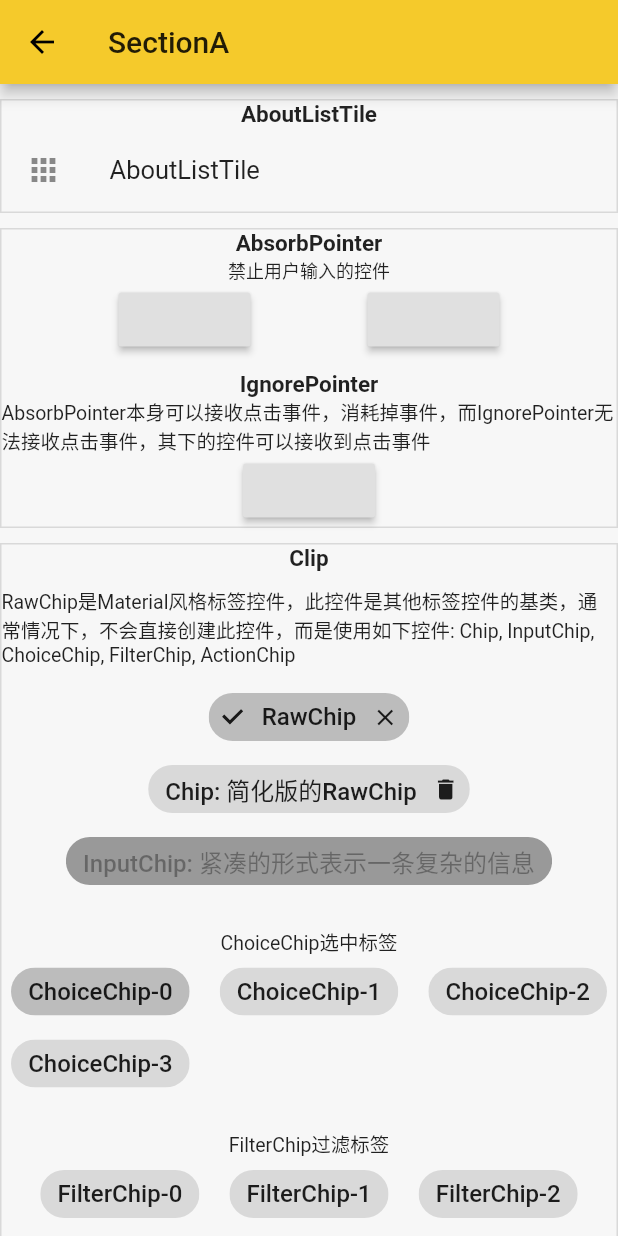
After one commit to CoderTitan/mahuaPet, a Flutter app: the ContainerWidget screen opened by its route, on a phone screen of 412 x 824 dp. The commit adds this screen. Run offline on Flutter 3.47's test engine with Material 2 defaults, Android fonts, the phone set to English and light mode, and no system bars; drawn by our look-alikes of flutter_easyloading, pull_to_refresh; our stand-ins replace cached_network_image, carousel_slider, device_info, dio, flutter_redux, image_gallery_saver and 8 more; accounts and stored records are empty.

Commit message:
Update widget

```diff
--- a/mahua_pet/lib/flutter_widget/widget/list_items.dart
+++ b/mahua_pet/lib/flutter_widget/widget/list_items.dart
@@ -2,10 +2,12 @@ import 'package:flutter/material.dart';
 import 'section_a/a_animated.dart';
 import 'section_a/a_section.dart';
 import 'section_a/d_dialog.dart';
+import 'section_item/contain.dart';
 
 
 Map<String, WidgetBuilder> routeLists = {
   'SectionA': (context) => SectionA(),
   'Animated': (context) => AnimatWidget(),
   'Dialog': (context) => DialogShow(),
+  '容器类Widget': (context) => ContainerWidget(),
 };
--- /dev/null
+++ b/mahua_pet/lib/flutter_widget/widget/section_item/contain.dart
@@ -0,0 +1,160 @@
+import 'package:flutter/material.dart';
+
+/// 容器类Widget
+class ContainerWidget extends StatefulWidget {
+  @override
+  _ContainerWidgetState createState() => _ContainerWidgetState();
+}
+
+class _ContainerWidgetState extends State<ContainerWidget> {
+
+  int _selectIndex = 0;
+  List<int> _filter = [];
+
+  @override
+  Widget build(BuildContext context) {
+    return Scaffold(
+      appBar: AppBar(title: Text('SectionA')),
+      body: Container(
+        child: SingleChildScrollView(
+          child: Column(
+            children: [
+              renderAboutListTile(),
+              renderAbsorbPointer(),
+              renderClip(),
+            ],
+          ),
+        ),
+      ),
+    );
+  }
+
+  Widget renderAboutListTile() {
+    return Container(
+      margin: EdgeInsets.only(top: 10),
+      decoration: BoxDecoration(border: Border.all(color: Colors.black12)),
+      child: Column(
+        children: [
+          Text('AboutListTile', style: TextStyle(fontSize: 15, fontWeight: FontWeight.bold)),
+          AboutListTile(
+            icon: Icon(Icons.apps),
+            child: Text('AboutListTile'),
+            applicationIcon: Icon(Icons.person),
+            applicationName: 'Widget Demo',
+            applicationVersion: '1.0.0',
+            applicationLegalese: '练习Widget Demo',
+          ),
+        ],
+      ),
+    );
+  }
+
+  Widget renderAbsorbPointer() {
+    return Container(
+      margin: EdgeInsets.only(top: 10),
+      decoration: BoxDecoration(border: Border.all(color: Colors.black12)),
+      child: Column(
+        children: [
+          Text('AbsorbPointer', style: TextStyle(fontSize: 15, fontWeight: FontWeight.bold)),
+          Text('禁止用户输入的控件', style: TextStyle(fontSize: 12)),
+          AbsorbPointer(
+            // absorbing为false可以相应事件, 为true不响应
+            absorbing: false,
+            child: Row(
+              mainAxisAlignment: MainAxisAlignment.spaceEvenly,
+              children: <Widget>[
+                RaisedButton(onPressed: (){ print('object'); },),
+                RaisedButton(onPressed: (){ print('object'); },),
+              ],
+            ),
+          ),
+          SizedBox(height: 10,),
+          Text('IgnorePointer', style: TextStyle(fontSize: 15, fontWeight: FontWeight.bold)),
+          Text('AbsorbPointer本身可以接收点击事件，消耗掉事件，而IgnorePointer无法接收点击事件，其下的控件可以接收到点击事件', style: TextStyle(fontSize: 13)),
+          IgnorePointer(
+            ignoring: true,
+            child: RaisedButton(onPressed: (){ print('object'); }),
+          )
+        ],
+      ),
+    );
+  }
+
+  Widget renderClip() {
+    return Container(
+      margin: EdgeInsets.only(top: 10),
+      decoration: BoxDecoration(border: Border.all(color: Colors.black12)),
+      child: Column(
+        children: [
+          Text('Clip', style: TextStyle(fontSize: 15, fontWeight: FontWeight.bold)),
+          SizedBox(height: 10,),
+          Text('RawChip是Material风格标签控件，此控件是其他标签控件的基类，通常情况下，不会直接创建此控件，而是使用如下控件: Chip, InputChip, ChoiceChip, FilterChip, ActionChip', style: TextStyle(fontSize: 13)),
+          SizedBox(height: 10,),
+          RawChip(
+            label: Text('RawChip'),
+            // avatar: Icon(Icons.person),
+            deleteIcon: Icon(Icons.close),
+            deleteButtonTooltipMessage: 'delete',
+            onDeleted: () {},
+            selected: true,
+            showCheckmark: true,
+          ),
+          Chip(
+            label: Text('Chip: 简化版的RawChip'),
+            deleteIcon: Icon(Icons.delete),
+            deleteButtonTooltipMessage: 'delete',
+            onDeleted: (){},
+          ),
+          InputChip(
+            label: Text('InputChip: 紧凑的形式表示一条复杂的信息'),
+          ),
+
+          SizedBox(height: 20,),
+          Text('ChoiceChip选中标签', style: TextStyle(fontSize: 13)),
+          Wrap(
+            spacing: 20,
+            children: List.generate(4, (index) {
+              return ChoiceChip(
+                label: Text('ChoiceChip-$index'),
+                selected: _selectIndex == index,
+                onSelected: (i) {
+                  setState(() {
+                    _selectIndex = index;
+                  });
+                },
+              );
+            }).toList(),
+          ),
+
+          SizedBox(height: 20,),
+          Text('FilterChip过滤标签', style: TextStyle(fontSize: 13)),
+          Wrap(
+            spacing: 20,
+            children: List.generate(4, (index) {
+              return FilterChip(
+                label: Text('FilterChip-$index'),
+                selected: _filter.contains(index),
+                selectedColor: Colors.blue[300],
+                onSelected: (isSelect) {
+                  if (isSelect) {
+                    _filter.add(index);
+                  } else {
+                    _filter.removeWhere((element) => element == index);
+                  }
+                  setState(() {});
+                },
+              );
+            }).toList(),
+          ),
+
+          SizedBox(height: 20,),
+          Text('ActionChip类似按钮Button', style: TextStyle(fontSize: 13)),
+          ActionChip(
+            label: Text('ActionChip'),
+            onPressed: () {},
+          )
+        ],
+      ),
+    );
+  }
+}
```
Also changed, not shown: mahua_pet/lib/flutter_widget/widget/section_a/hero_section.dart (added, +70 -0 lines).
